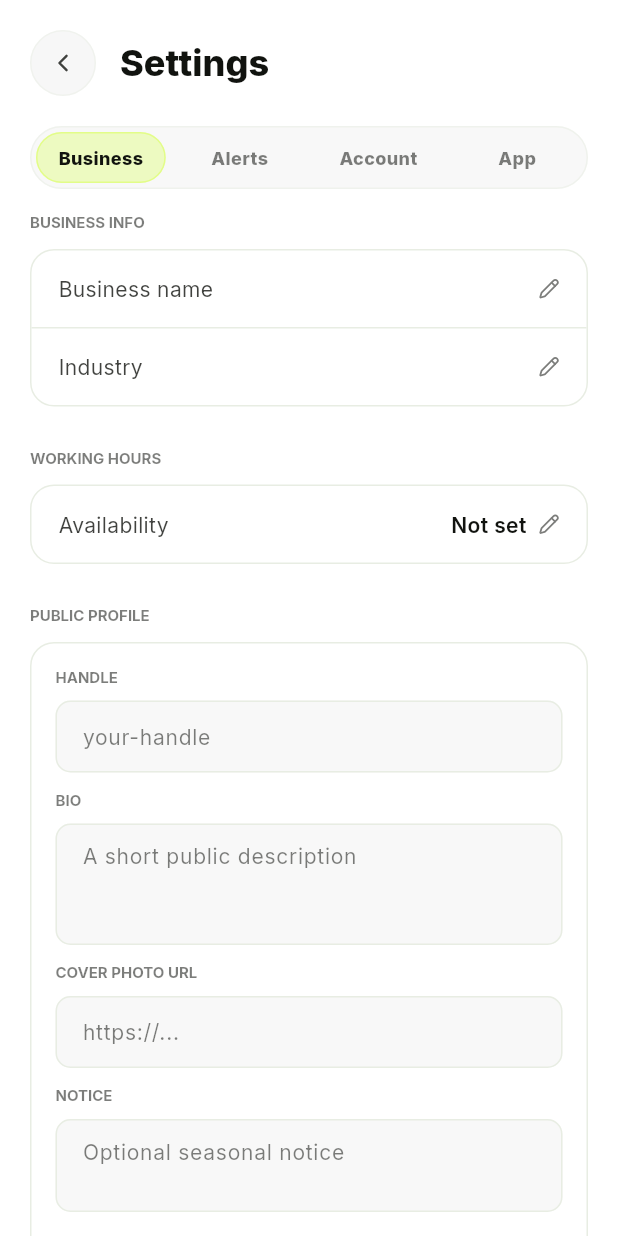
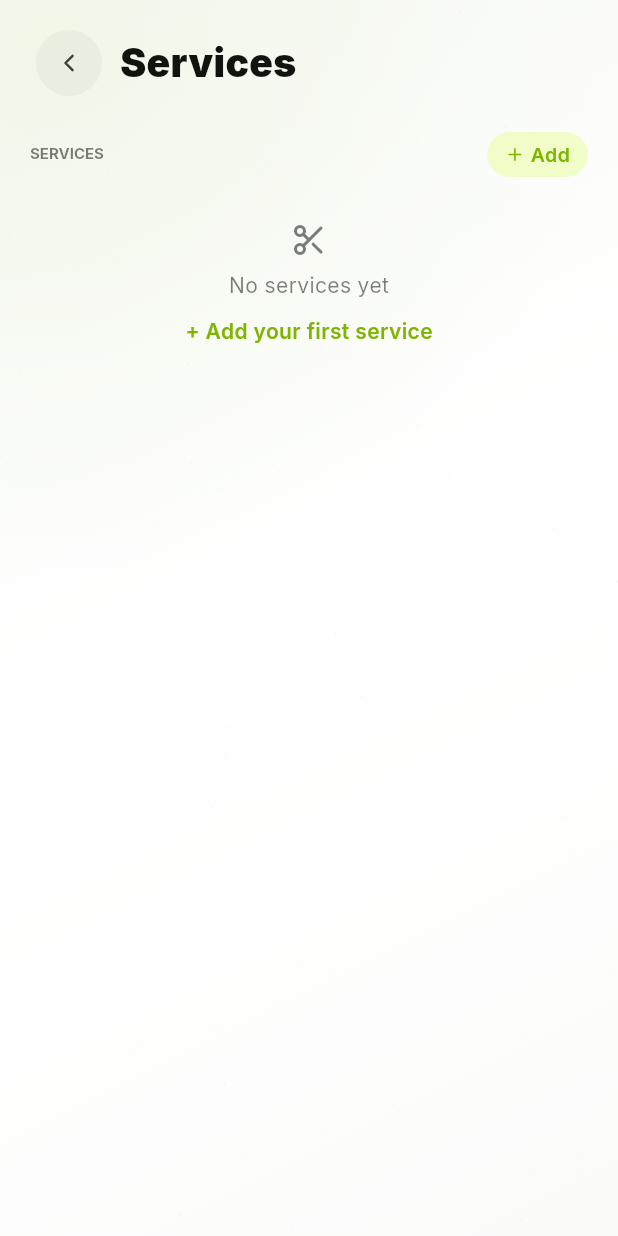
Before and after one commit to Slateapp789/Slate, a Flutter app: the ProfileScreen screen opened directly, after a tap on "Services", on a phone screen of 412 x 824 dp. Run offline on Flutter 3.47's test engine with Material 3 defaults, Android fonts, the phone set to English and light mode, and no system bars; our stand-ins replace flutter_riverpod, go_router, google_fonts, lucide_icons, shared_preferences, supabase_flutter; accounts and stored records are empty; network calls fail; statements that could not run were skipped.

Commit message:
Separate profile from settings

```diff
--- a/lib/features/more/more_screen.dart
+++ b/lib/features/more/more_screen.dart
@@ -89,7 +89,7 @@ class MoreScreen extends StatelessWidget {
                   title: 'Settings',
                   subtitle: 'Alerts, account, and app preferences',
                   color: AppColors.t2,
-                  onTap: () => _openSettings(context, initialTab: 2),
+                  onTap: () => _openSettings(context, initialTab: 1),
                 ),
               ],
             ),
--- /dev/null
+++ b/lib/features/profile/profile_editor_screen.dart
@@ -0,0 +1,73 @@
+import 'package:flutter/material.dart';
+import 'package:lucide_icons/lucide_icons.dart';
+
+import '../../core/theme/app_theme.dart';
+import '../../shared/widgets/slate_ui.dart';
+import '../settings/widgets/settings_business_tab.dart';
+
+class ProfileEditorScreen extends StatelessWidget {
+  final SettingsBusinessSection section;
+
+  const ProfileEditorScreen({super.key, required this.section});
+
+  String get _title => switch (section) {
+    SettingsBusinessSection.business => 'Business details',
+    SettingsBusinessSection.workingHours => 'Working hours',
+    SettingsBusinessSection.publicProfile => 'Public profile',
+    SettingsBusinessSection.services => 'Services',
+  };
+
+  @override
+  Widget build(BuildContext context) {
+    return Scaffold(
+      backgroundColor: AppColors.bg,
+      body: Stack(
+        children: [
+          const Positioned.fill(child: WorkloopTexturedBackdrop()),
+          SafeArea(
+            child: Column(
+              crossAxisAlignment: CrossAxisAlignment.start,
+              children: [
+                Padding(
+                  padding: const EdgeInsets.fromLTRB(
+                    AppSpacing.pageX,
+                    AppSpacing.lg,
+                    AppSpacing.pageX,
+                    AppSpacing.xl,
+                  ),
+                  child: Row(
+                    children: [
+                      WorkloopIconButton(
+                        icon: LucideIcons.chevronLeft,
+                        semanticLabel: 'Back to profile',
+                        onTap: () => Navigator.pop(context),
+                      ),
+                      const SizedBox(width: AppSpacing.sm),
+                      Expanded(
+                        child: Text(
+                          _title,
+                          style: const TextStyle(
+                            color: AppColors.t1,
+                            fontSize: 26,
+                            height: 1.05,
+                            fontWeight: FontWeight.w900,
+                          ),
+                        ),
+                      ),
+                    ],
+                  ),
+                ),
+                Expanded(
+                  child: SettingsBusinessTab(
+                    initialSection: section,
+                    showOnlySelected: true,
+                  ),
+                ),
+              ],
+            ),
+          ),
+        ],
+      ),
+    );
+  }
+}
--- a/lib/features/profile/profile_screen.dart
+++ b/lib/features/profile/profile_screen.dart
@@ -9,7 +9,10 @@ import '../../shared/providers/workspace_provider.dart';
 import '../../shared/repositories/slate_repositories.dart';
 import '../../shared/widgets/slate_ui.dart';
 import '../public_profile/booking_requests_screen.dart';
+import '../settings/providers/settings_providers.dart';
 import '../settings/settings_screen.dart';
+import '../settings/widgets/settings_business_tab.dart';
+import 'profile_editor_screen.dart';
 
 String profileWorkingHoursSummary(Map<String, dynamic> workingHours) {
   const dayOrder = [
@@ -93,10 +96,9 @@ class ProfileScreen extends ConsumerWidget {
                 ),
                 children: [
                   _ProfileHeader(
-                    onEdit: () => _openSettings(
+                    onEdit: () => _openProfileEditor(
                       context,
                       ref,
-                      0,
                       SettingsBusinessSection.business,
                     ),
                   ),
@@ -108,10 +110,9 @@ class ProfileScreen extends ConsumerWidget {
                         : 'Add your industry',
                     ownerName: ownerName,
                     email: auth.currentEmail,
-                    onTap: () => _openSettings(
+                    onTap: () => _openProfileEditor(
                       context,
                       ref,
-                      0,
                       SettingsBusinessSection.business,
                     ),
                   ),
@@ -124,16 +125,14 @@ class ProfileScreen extends ConsumerWidget {
                           true;
                     }).length,
                     requests: pendingRequests,
-                    onServices: () => _openSettings(
+                    onServices: () => _openProfileEditor(
                       context,
                       ref,
-                      0,
                       SettingsBusinessSection.services,
                     ),
-                    onHours: () => _openSettings(
+                    onHours: () => _openProfileEditor(
                       context,
                       ref,
-                      0,
                       SettingsBusinessSection.workingHours,
                     ),
                     onRequests: () => context.push('/booking-requests'),
@@ -147,10 +146,9 @@ class ProfileScreen extends ConsumerWidget {
                     subtitle: industry?.isNotEmpty == true
                         ? '$displayName · $industry'
                         : 'Name, industry, and public description',
-                    onTap: () => _openSettings(
+                    onTap: () => _openProfileEditor(
                       context,
                       ref,
-                      0,
                       SettingsBusinessSection.business,
                     ),
                   ),
@@ -158,10 +156,9 @@ class ProfileScreen extends ConsumerWidget {
                     icon: LucideIcons.slidersHorizontal,
                     title: 'Services',
                     subtitle: profileServicesSummary(servicesData.length),
-                    onTap: () => _openSettings(
+                    onTap: () => _openProfileEditor(
                       context,
                       ref,
-                      0,
                       SettingsBusinessSection.services,
                     ),
                   ),
@@ -169,10 +166,9 @@ class ProfileScreen extends ConsumerWidget {
                     icon: LucideIcons.clock3,
                     title: 'Working hours',
                     subtitle: profileWorkingHoursSummary(workingHours),
-                    onTap: () => _openSettings(
+                    onTap: () => _openProfileEditor(
                       context,
                       ref,
-                      0,
                       SettingsBusinessSection.workingHours,
                     ),
                     showDivider: false,
@@ -186,16 +182,20 @@ class ProfileScreen extends ConsumerWidget {
                     subtitle: handle.isEmpty
                         ? 'Set up your public booking page'
                         : 'workloop.app/$handle',
-                    trailingLabel: handle.isEmpty ? 'Set up' : 'View',
-                    onTap: () => handle.isEmpty
-                        ? _openSettings(
-                            context,
-                            ref,
-                            0,
-                            SettingsBusinessSection.publicProfile,
-                          )
-                        : context.push('/p/$handle'),
+                    trailingLabel: handle.isEmpty ? 'Set up' : 'Edit',
+                    onTap: () => _openProfileEditor(
+                      context,
+                      ref,
+                      SettingsBusinessSection.publicProfile,
+                    ),
                   ),
+                  if (handle.isNotEmpty)
+                    _ProfileRow(
+                      icon: LucideIcons.globe,
+                      title: 'Preview public profile',
+                      subtitle: 'See the page your clients will open',
+                      onTap: () => context.push('/p/$handle'),
+                    ),
                   if (handle.isNotEmpty)
                     _ProfileRow(
                       icon: LucideIcons.copy,
@@ -222,19 +222,19 @@ class ProfileScreen extends ConsumerWidget {
                     subtitle: ownerName?.isNotEmpty == true
                         ? '$ownerName · ${auth.currentEmail}'
                         : auth.currentEmail,
-                    onTap: () => _openSettings(context, ref, 2),
+                    onTap: () => _openSettings(context, ref, 1),
                   ),
                   _ProfileRow(
                     icon: LucideIcons.bell,
                     title: 'Alerts and reminders',
                     subtitle: 'Choose what Workloop brings to your attention',
-                    onTap: () => _openSettings(context, ref, 1),
+                    onTap: () => _openSettings(context, ref, 0),
                   ),
                   _ProfileRow(
                     icon: LucideIcons.slidersHorizontal,
                     title: 'App preferences',
                     subtitle: 'Maps, calendar, and connected tools',
-                    onTap: () => _openSettings(context, ref, 3),
+                    onTap: () => _openSettings(context, ref, 2),
                     showDivider: false,
                   ),
                   if (workspace.isLoading ||
@@ -281,18 +281,27 @@ class ProfileScreen extends ConsumerWidget {
   Future<void> _openSettings(
     BuildContext context,
     WidgetRef ref,
-    int initialTab, [
-    SettingsBusinessSection initialBusinessSection =
-        SettingsBusinessSection.business,
-  ]) async {
+    int initialTab,
+  ) async {
     await Navigator.push<void>(
       context,
-      MaterialPageRoute(
-        builder: (_) => SettingsScreen(
-          initialTab: initialTab,
-          initialBusinessSection: initialBusinessSection,
-        ),
-      ),
+      MaterialPageRoute(builder: (_) => SettingsScreen(initialTab: initialTab)),
+    );
+    if (!context.mounted) return;
+    ref.invalidate(workspaceProvider);
+    ref.invalidate(settingsBusinessProfileProvider);
+    ref.invalidate(settingsWorkspaceSettingsProvider);
+    ref.invalidate(settingsServicesProvider);
+  }
+
+  Future<void> _openProfileEditor(
+    BuildContext context,
+    WidgetRef ref,
+    SettingsBusinessSection section,
+  ) async {
+    await Navigator.push<void>(
+      context,
+      MaterialPageRoute(builder: (_) => ProfileEditorScreen(section: section)),
     );
     if (!context.mounted) return;
     ref.invalidate(workspaceProvider);
--- a/lib/features/settings/settings_screen.dart
+++ b/lib/features/settings/settings_screen.dart
@@ -3,24 +3,14 @@ import 'package:flutter_riverpod/flutter_riverpod.dart';
 import 'package:lucide_icons/lucide_icons.dart';
 import '../../core/theme/app_theme.dart';
 import '../../shared/widgets/slate_ui.dart';
-import 'providers/settings_providers.dart';
-import 'widgets/settings_business_tab.dart';
 import 'widgets/settings_account_tab.dart';
 import 'widgets/settings_app_tab.dart';
 import '../notifications/notifications_screen.dart';
 
-export 'providers/settings_providers.dart';
-export 'widgets/settings_business_tab.dart' show SettingsBusinessSection;
-
 class SettingsScreen extends ConsumerStatefulWidget {
   final int initialTab;
-  final SettingsBusinessSection initialBusinessSection;
 
-  const SettingsScreen({
-    super.key,
-    this.initialTab = 0,
-    this.initialBusinessSection = SettingsBusinessSection.business,
-  });
+  const SettingsScreen({super.key, this.initialTab = 0});
 
   @override
   ConsumerState<SettingsScreen> createState() => _SettingsScreenState();
@@ -34,16 +24,13 @@ class _SettingsScreenState extends ConsumerState<SettingsScreen>
   @override
   void initState() {
     super.initState();
-    _selectedTab = widget.initialTab.clamp(0, 3);
+    _selectedTab = widget.initialTab.clamp(0, 2);
     _tabController = TabController(
-      length: 4,
+      length: 3,
       vsync: this,
       initialIndex: _selectedTab,
     );
     _tabController.addListener(_handleTabChanged);
-    WidgetsBinding.instance.addPostFrameCallback((_) {
-      ref.invalidate(settingsServicesProvider);
-    });
   }
 
   void _handleTabChanged() {
@@ -95,10 +82,9 @@ class _SettingsScreenState extends ConsumerState<SettingsScreen>
                 selected: _selectedTab,
                 onChanged: (index) => _tabController.animateTo(index),
                 segments: const [
-                  WorkloopSegment(value: 0, label: 'Business'),
-                  WorkloopSegment(value: 1, label: 'Alerts'),
-                  WorkloopSegment(value: 2, label: 'Account'),
-                  WorkloopSegment(value: 3, label: 'App'),
+                  WorkloopSegment(value: 0, label: 'Alerts'),
+                  WorkloopSegment(value: 1, label: 'Account'),
+                  WorkloopSegment(value: 2, label: 'App'),
                 ],
               ),
             ),
@@ -107,13 +93,10 @@ class _SettingsScreenState extends ConsumerState<SettingsScreen>
             Expanded(
               child: TabBarView(
                 controller: _tabController,
-                children: [
-                  SettingsBusinessTab(
-                    initialSection: widget.initialBusinessSection,
-                  ),
-                  const NotificationSettingsView(),
-                  const SettingsAccountTab(),
-                  const SettingsAppTab(),
+                children: const [
+                  NotificationSettingsView(),
+                  SettingsAccountTab(),
+                  SettingsAppTab(),
                 ],
               ),
             ),
--- a/lib/features/settings/widgets/settings_business_tab.dart
+++ b/lib/features/settings/widgets/settings_business_tab.dart
@@ -14,10 +14,12 @@ enum SettingsBusinessSection { business, workingHours, publicProfile, services }
 
 class SettingsBusinessTab extends ConsumerStatefulWidget {
   final SettingsBusinessSection initialSection;
+  final bool showOnlySelected;
 
   const SettingsBusinessTab({
     super.key,
     this.initialSection = SettingsBusinessSection.business,
+    this.showOnlySelected = false,
   });
 
   @override
@@ -45,6 +47,7 @@ class _SettingsBusinessTabState extends ConsumerState<SettingsBusinessTab> {
   bool _profileHydrated = false;
 
   Future<void> _scrollToSection() async {
+    if (widget.showOnlySelected) return;
     if (widget.initialSection == SettingsBusinessSection.business) return;
     await Future<void>.delayed(const Duration(milliseconds: 280));
     if (!mounted) return;
@@ -63,6 +66,10 @@ class _SettingsBusinessTabState extends ConsumerState<SettingsBusinessTab> {
       curve: AppMotion.curve,
       alignment: 0.04,
     );
+  }
+
+  bool _shows(SettingsBusinessSection section) {
+    return !widget.showOnlySelected || widget.initialSection == section;
   }
 
   String _bookingMode = 'manual';
@@ -801,8 +808,12 @@ class _SettingsBusinessTabState extends ConsumerState<SettingsBusinessTab> {
         controller: _scrollController,
         padding: const EdgeInsets.fromLTRB(20, 0, 20, 40),
         children: [
+          if (_shows(SettingsBusinessSection.business)) ...[
             // ── Business info ────────────────────────────────────────────────
-          KeyedSubtree(key: _businessKey, child: sectionLabel('Business Info')),
+            KeyedSubtree(
+              key: _businessKey,
+              child: sectionLabel('Business Info'),
+            ),
             const SizedBox(height: 10),
             workspace.when(
               loading: () => skeletonBox(80),
@@ -879,7 +890,8 @@ class _SettingsBusinessTabState extends ConsumerState<SettingsBusinessTab> {
                                             ? const SizedBox(
                                                 width: 16,
                                                 height: 16,
-                                              child: CircularProgressIndicator(
+                                                child:
+                                                    CircularProgressIndicator(
                                                       color: Colors.white,
                                                       strokeWidth: 2,
                                                     ),
@@ -907,7 +919,8 @@ class _SettingsBusinessTabState extends ConsumerState<SettingsBusinessTab> {
                             label: 'Business name',
                             value: ws?['name'] as String? ?? '—',
                             onTap: () {
-                            _nameController.text = ws?['name'] as String? ?? '';
+                              _nameController.text =
+                                  ws?['name'] as String? ?? '';
                               _industryController.text =
                                   ws?['industry'] as String? ?? '';
                               setState(() => _editingInfo = true);
@@ -918,7 +931,8 @@ class _SettingsBusinessTabState extends ConsumerState<SettingsBusinessTab> {
                             label: 'Industry',
                             value: ws?['industry'] as String? ?? '—',
                             onTap: () {
-                            _nameController.text = ws?['name'] as String? ?? '';
+                              _nameController.text =
+                                  ws?['name'] as String? ?? '';
                               _industryController.text =
                                   ws?['industry'] as String? ?? '';
                               setState(() => _editingInfo = true);
@@ -929,7 +943,9 @@ class _SettingsBusinessTabState extends ConsumerState<SettingsBusinessTab> {
               ),
             ),
             const SizedBox(height: 28),
+          ],
 
+          if (_shows(SettingsBusinessSection.workingHours)) ...[
             KeyedSubtree(
               key: _workingHoursKey,
               child: sectionLabel('Working Hours'),
@@ -946,7 +962,8 @@ class _SettingsBusinessTabState extends ConsumerState<SettingsBusinessTab> {
                     .where((entry) {
                       final value = entry.value;
                       if (value is! Map) return false;
-                    return Map<String, dynamic>.from(value)['enabled'] == true;
+                      return Map<String, dynamic>.from(value)['enabled'] ==
+                          true;
                     })
                     .map((entry) => entry.key.substring(0, 3))
                     .join(', ');
@@ -965,7 +982,9 @@ class _SettingsBusinessTabState extends ConsumerState<SettingsBusinessTab> {
               },
             ),
             const SizedBox(height: 28),
+          ],
 
+          if (_shows(SettingsBusinessSection.publicProfile)) ...[
             KeyedSubtree(
               key: _publicProfileKey,
               child: sectionLabel('Public Profile'),
@@ -1036,7 +1055,8 @@ class _SettingsBusinessTabState extends ConsumerState<SettingsBusinessTab> {
                         const SizedBox(height: 14),
                         _ProfileToggleRow(
                           title: 'Reviews',
-                        subtitle: 'Show review sections on the public profile',
+                          subtitle:
+                              'Show review sections on the public profile',
                           value: _reviewsEnabled,
                           onChanged: (value) =>
                               setState(() => _reviewsEnabled = value),
@@ -1108,7 +1128,9 @@ class _SettingsBusinessTabState extends ConsumerState<SettingsBusinessTab> {
               ),
             ),
             const SizedBox(height: 28),
+          ],
 
+          if (_shows(SettingsBusinessSection.services))
             KeyedSubtree(
               key: _servicesKey,
               child: SettingsServicesSection(
```
Also changed, not shown: 2 other files. Lines whose indentation alone changed are shown as unchanged.
